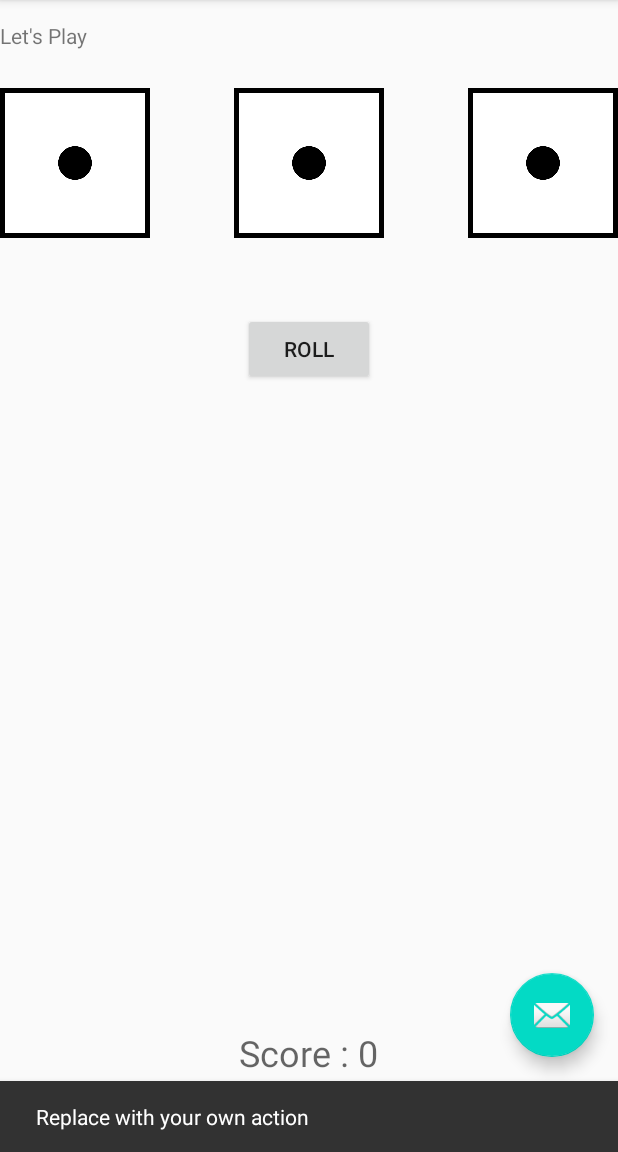
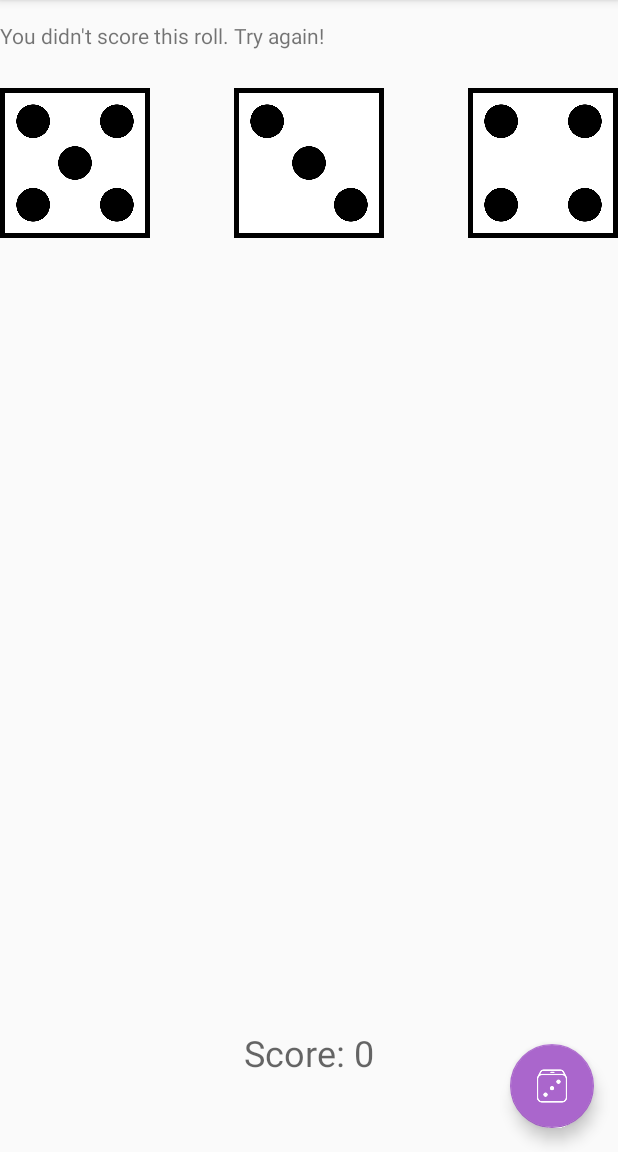
Before and after one commit to sherlynlobo/Diceout, an Android app: the screen it shows after launch (MainActivity), after a tap on an icon or button, on a phone screen of 412 x 824 dp, the part 84-1236 px from its top. Run offline under Robolectric (Android 15) with nearby library versions, the phone set to English and light mode, and no system bars.

Commit message:
Material Design Button

```diff
--- a/app/src/main/java/com/sl/diceout/MainActivity.java
+++ b/app/src/main/java/com/sl/diceout/MainActivity.java
@@ -21,14 +21,14 @@ import java.io.IOException;
 import java.io.InputStream;
 import java.util.ArrayList;
 import java.util.Random;
-
+//remove rollButton
 public class MainActivity extends AppCompatActivity {
 
     //Field to hold the roll result text
     TextView rollResult;
 
     //Field to hold roll Button
-    Button rollButton;
+   // Button rollButton;
 
     //Field to hold the score
     int score;
@@ -61,15 +61,18 @@ public class MainActivity extends AppCompatActivity {
         fab.setOnClickListener(new View.OnClickListener() {
             @Override
             public void onClick(View view) {
-                Snackbar.make(view, "Replace with your own action", Snackbar.LENGTH_LONG)
-                        .setAction("Action", null).show();
+                try {
+                    rollDice(view);
+                } catch (IOException e) {
+                    e.printStackTrace();
+                }
             }
         });
         //Set initial score
         score = 0;
 
         rollResult = findViewById(R.id.rollResult);
-        rollButton = findViewById(R.id.rollButton);
+        //rollButton = findViewById(R.id.rollButton);
         scoreText = findViewById(R.id.scoreText);
 
         //initialize the random number generator
--- a/app/src/main/res/layout/activity_main.xml
+++ b/app/src/main/res/layout/activity_main.xml
@@ -26,7 +26,8 @@
         android:layout_height="wrap_content"
         android:layout_gravity="bottom|end"
         android:layout_margin="@dimen/fab_margin"
-        app:srcCompat="@android:drawable/ic_dialog_email" />
+        app:backgroundTint="@android:color/holo_purple"
+        app:srcCompat="@drawable/dice_100px" />
 
     <include layout="@layout/content_main" />
 
--- a/app/src/main/res/layout/content_main.xml
+++ b/app/src/main/res/layout/content_main.xml
@@ -11,16 +11,6 @@
         android:layout_height="wrap_content"
         android:layout_marginTop="70dp"
         android:text="@string/let_s_play" />
-
-    <Button
-        android:id="@+id/rollButton"
-        android:layout_width="wrap_content"
-        android:layout_height="wrap_content"
-        android:layout_below="@id/die2Image"
-        android:layout_marginTop="50dp"
-        android:layout_centerHorizontal="true"
-        android:onClick="rollDice"
-        android:text="@string/roll" />
 
     <ImageView
         android:layout_width="100dp"
```
Also changed, not shown: app/src/main/res/drawable/dice_100px.png (added).
